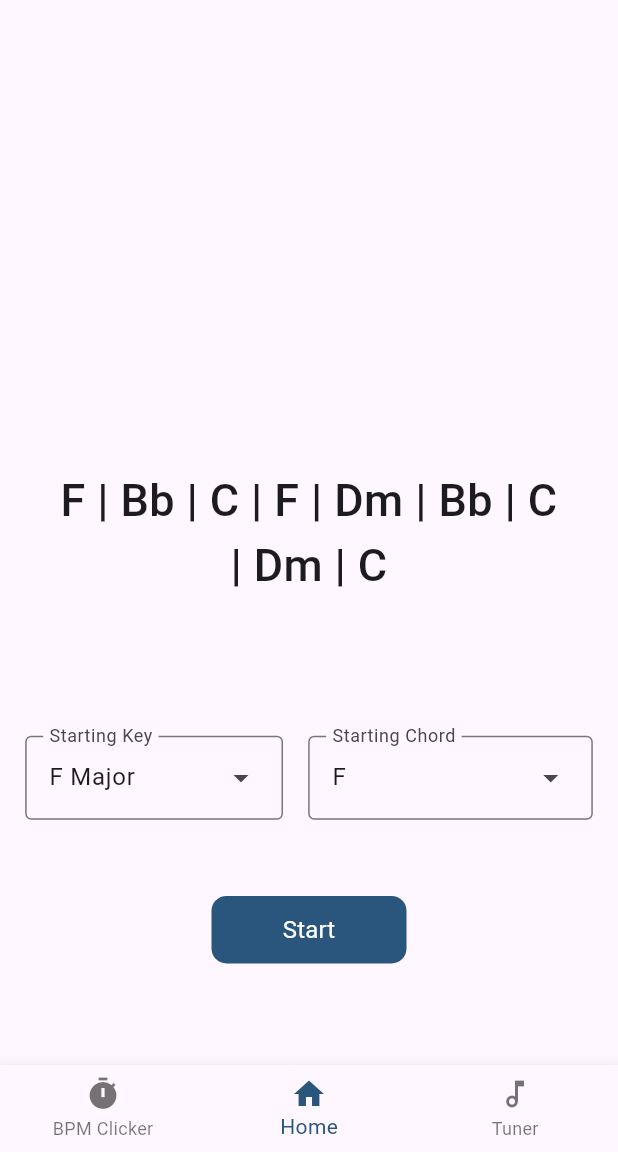
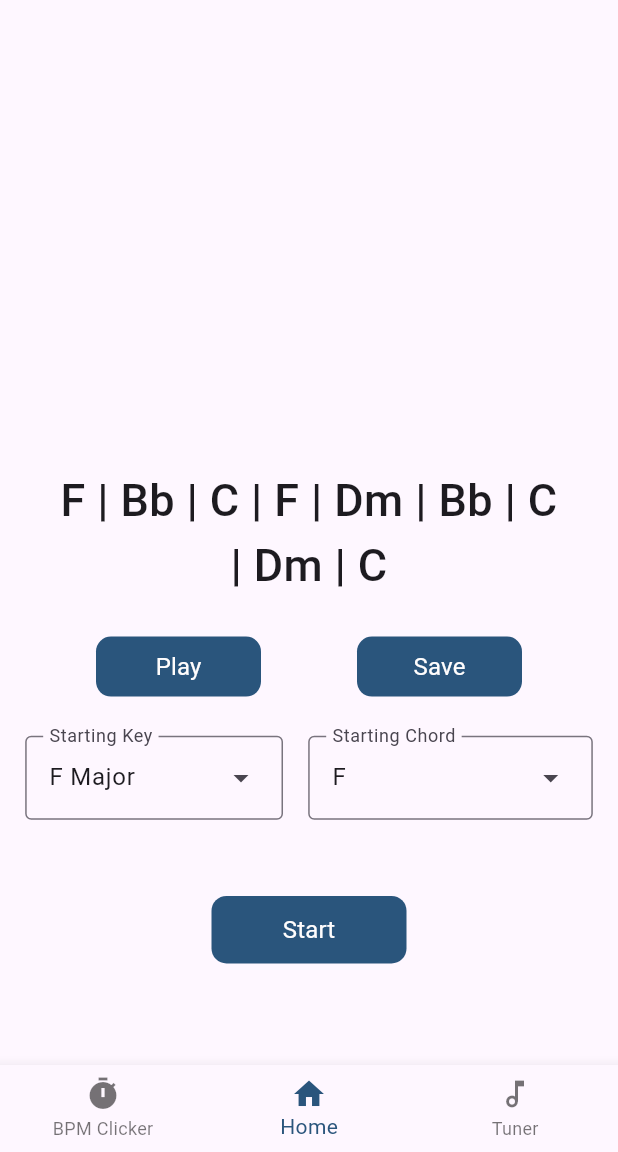
Before and after one commit to Natewhit205/Progression-App, a Flutter app: the screen it shows after launch, on a phone screen of 412 x 824 dp, the part 84-1236 px from its top. Run offline on Flutter 3.47's test engine with Material 3 defaults, Android fonts, the phone set to English and light mode, and no system bars; our stand-ins replace hive, hive_flutter; missing offline and left inert: flutter_audio_capture, pitch_detector_dart, pitchupdart; accounts and stored records are empty.

Commit message:
Added Play and Save buttons

```diff
--- a/lib/screens/harmony_screen.dart
+++ b/lib/screens/harmony_screen.dart
@@ -1,7 +1,6 @@
 import 'package:flutter/material.dart';
 import 'package:flutter_music_application/keys.dart';
 import 'package:flutter_music_application/main.dart';
-import 'package:flutter_spinbox/flutter_spinbox.dart';
 
 class HarmonyScreen extends StatefulWidget {
   const HarmonyScreen({super.key});
@@ -15,6 +14,9 @@ class HarmonyScreen extends StatefulWidget {
 class HarmonyScreenState extends State<HarmonyScreen> with AutomaticKeepAliveClientMixin<HarmonyScreen> {
   @override
   bool get wantKeepAlive => true;
+
+  bool saved = false;
+  bool generated = false;
 
   Keys key = Keys();
 
@@ -58,6 +60,55 @@ class HarmonyScreenState extends State<HarmonyScreen> with AutomaticKeepAliveCli
                     overflow: TextOverflow.clip,
                     softWrap: true,
                   ),
+                ),
+              ),
+              Align(
+                alignment: const Alignment(0.0, 0.27),
+                child: Row(
+                  crossAxisAlignment: CrossAxisAlignment.center,
+                  mainAxisAlignment: MainAxisAlignment.spaceEvenly,
+                  children: [
+                    MaterialButton(
+                      onPressed: () {},
+                      color: const Color.fromARGB(255, 42, 85, 124),
+                      elevation: 0,
+                      shape: const RoundedRectangleBorder(
+                        borderRadius: BorderRadius.all(Radius.circular(10.0)),
+                      ),
+                      textColor: const Color(0xfffffdfd),
+                      height: 40,
+                      minWidth: 110,
+                      padding: const EdgeInsets.symmetric(horizontal: 16, vertical: 8),
+                      child: const Text(
+                        'Play',
+                        style: TextStyle(
+                          fontSize: 16,
+                          fontWeight: FontWeight.w400,
+                          fontStyle: FontStyle.normal,
+                        ),
+                      ),
+                    ),
+                    MaterialButton(
+                      onPressed: () {},
+                      color: const Color.fromARGB(255, 42, 85, 124),
+                      elevation: 0,
+                      shape: const RoundedRectangleBorder(
+                        borderRadius: BorderRadius.all(Radius.circular(10.0)),
+                      ),
+                      textColor: const Color(0xfffffdfd),
+                      height: 40,
+                      minWidth: 110,
+                      padding: const EdgeInsets.symmetric(horizontal: 16, vertical: 8),
+                      child: const Text(
+                        'Save',
+                        style: TextStyle(
+                          fontSize: 16,
+                          fontWeight: FontWeight.w400,
+                          fontStyle: FontStyle.normal,
+                        ),
+                      ),
+                    ),
+                  ],
                 ),
               ),
               Align(
--- a/pubspec.yaml
+++ b/pubspec.yaml
@@ -41,8 +41,6 @@ dependencies:
   dartpy: ^0.0.5
 
   webview_flutter: ^4.10.0
-
-  flutter_spinbox: ^0.13.1
 
   # The following adds the Cupertino Icons font to your application.
   # Use with the CupertinoIcons class for iOS style icons.
```
Also changed, not shown: pubspec.lock.
